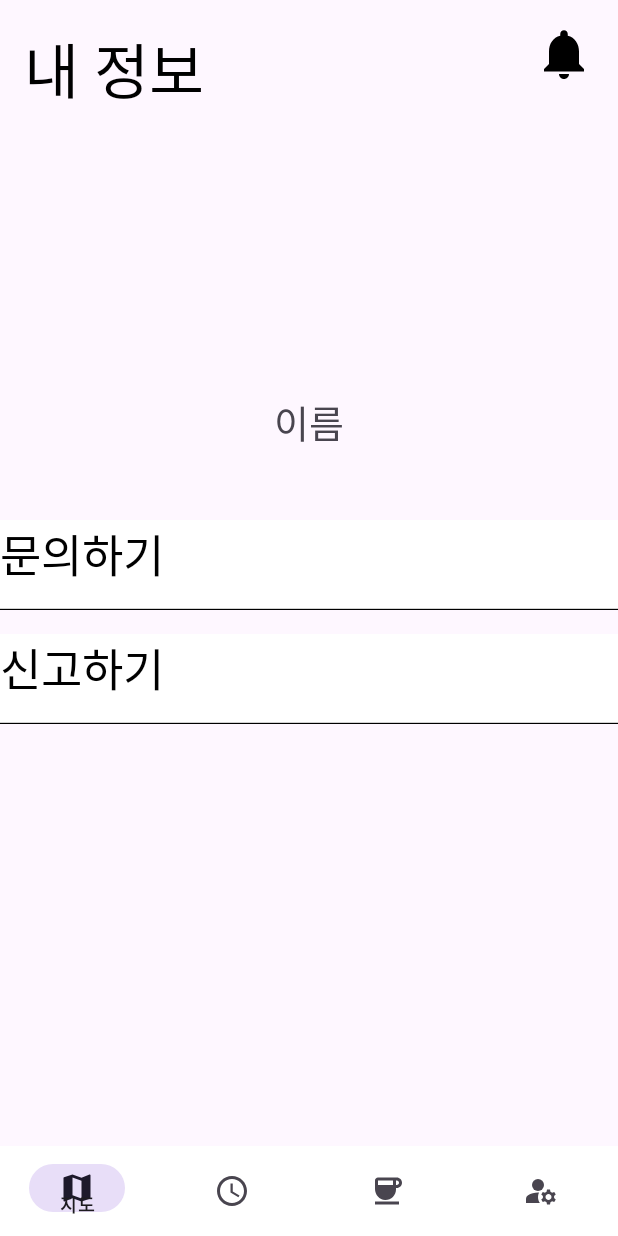
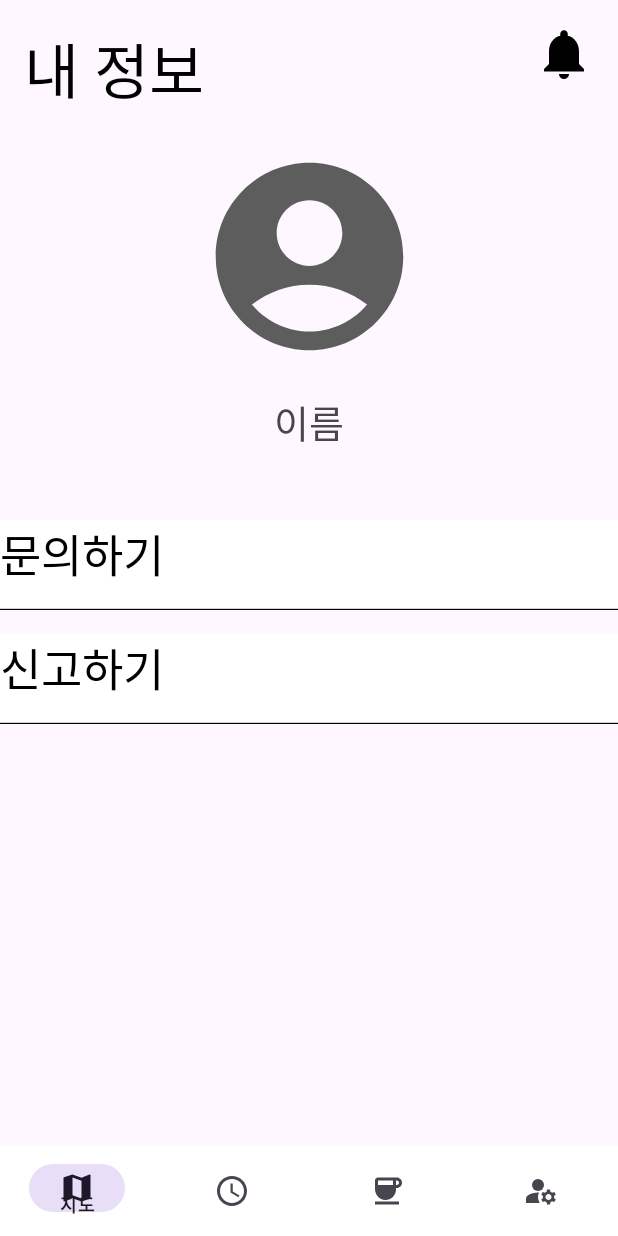
Before and after one commit to DGSWBigBang/bucktime-android, an Android app: the fragment FragmentMyPage placed in its activity, on a phone screen of 412 x 824 dp. Run offline under Robolectric (Android 15) with nearby library versions, the phone set to English and light mode, and no system bars.

Commit message:
mainCommit 맵핑완료 ver_2

```diff
--- a/app/src/main/res/layout/fragment_mypage.xml
+++ b/app/src/main/res/layout/fragment_mypage.xml
@@ -32,11 +32,11 @@
         android:id="@+id/idUserProfile"
         android:layout_width="150dp"
         android:layout_height="150dp"
-        tools:srcCompat="@drawable/account_circle"
         app:layout_constraintStart_toStartOf="parent"
         app:layout_constraintEnd_toEndOf="parent"
         app:layout_constraintTop_toBottomOf="@id/idMyPageTitle"
-        android:layout_marginTop="20dp"/>
+        android:layout_marginTop="20dp"
+        android:src="@drawable/account_circle"/>
 
     <TextView
         android:id="@+id/idUserName"
@@ -69,6 +69,7 @@
             android:textColor="@color/black"
             android:background="@drawable/my_page_text_background"/>
 
+
         <TextView
             android:layout_marginTop="16dp"
             android:layout_width="match_parent"
```
